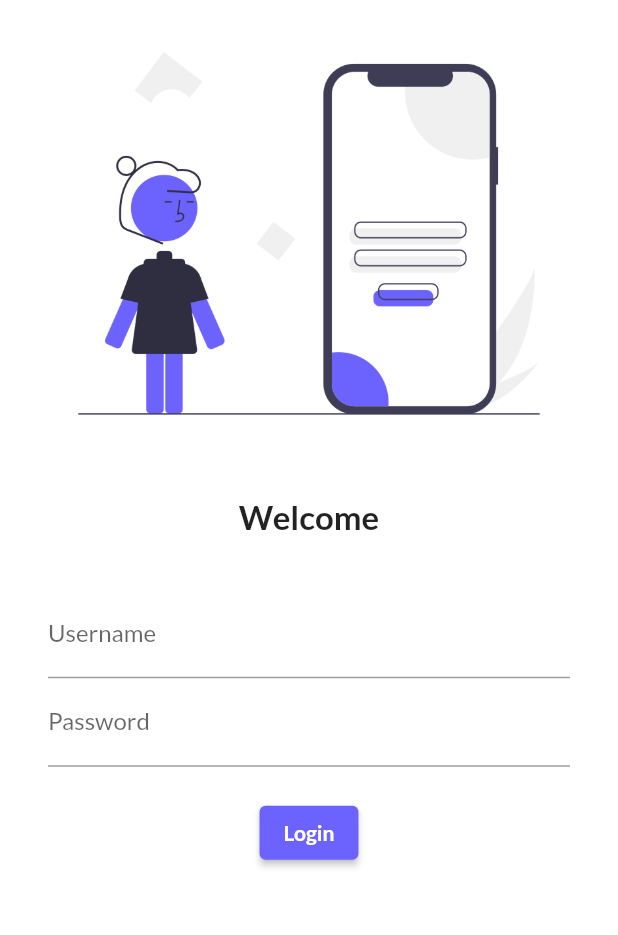
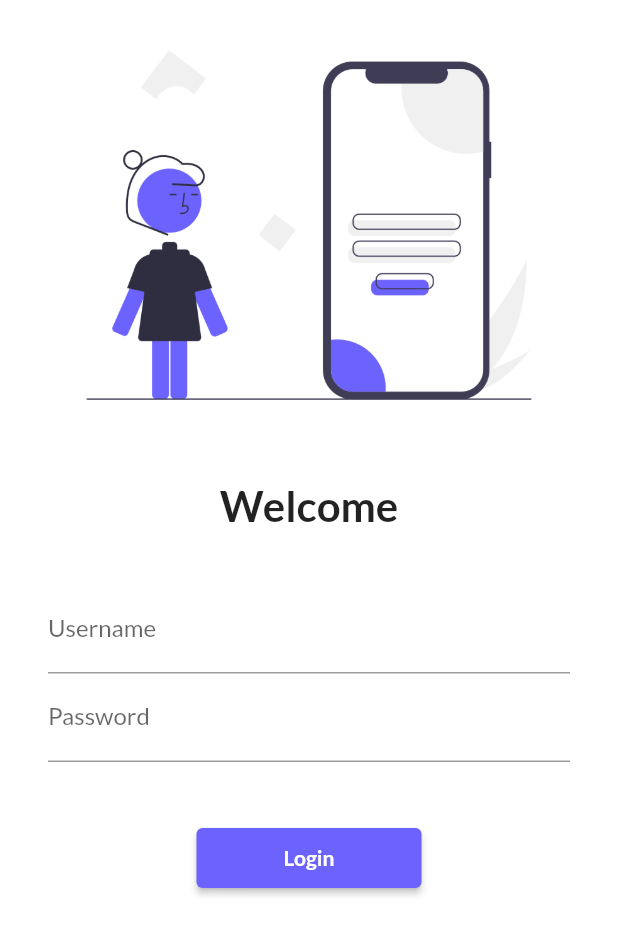
Before and after one commit to Dixit-Suthar/flutter, a Flutter app: the screen it shows after launch, on a phone screen of 412 x 824 dp. Shown: the top 935 px of the screen. Run offline on Flutter 3.47's test engine with Material 2 defaults, Android fonts, the phone set to English and light mode, and no system bars; our stand-ins replace google_fonts.

Commit message:
day 5 code

```diff
--- a/lib/main.dart
+++ b/lib/main.dart
@@ -2,6 +2,7 @@
 import 'package:flutter/material.dart';
 import 'package:flutter_application_1/pages/Home_page.dart';
 import 'package:flutter_application_1/pages/login_page.dart';
+import 'package:flutter_application_1/utils/routes.dart';
 import 'package:google_fonts/google_fonts.dart';
 
 void main() {
@@ -22,8 +23,8 @@ class MyApp extends StatelessWidget {
       darkTheme: ThemeData(brightness: Brightness.dark),
       routes: {
         "/": (context) => LoginPage(),
-        "/home": (context) => HomePage(),
-        "/login": (context) => LoginPage(),
+        MyRoutes.homeRoute: (context) => HomePage(),
+        MyRoutes.loginRoute: (context) => LoginPage(),
       },
     );
   }
--- a/lib/pages/login_page.dart
+++ b/lib/pages/login_page.dart
@@ -1,5 +1,7 @@
 // ignore_for_file: prefer_const_constructors
+
 import 'package:flutter/material.dart';
+import 'package:flutter_application_1/utils/routes.dart';
 
 class LoginPage extends StatelessWidget {
   const LoginPage({super.key});
@@ -8,18 +10,20 @@ class LoginPage extends StatelessWidget {
   Widget build(BuildContext context) {
     return Material(
       color: Colors.white,
+      child: SingleChildScrollView(
         child: Column(
           children: [
             Image.asset(
               "assets/images/login_image.png",
               fit: BoxFit.cover,
+              height: 300.0,
             ),
             SizedBox(
               height: 20.0,
             ),
             Text(
               "Welcome",
-            style: TextStyle(fontSize: 22, fontWeight: FontWeight.bold),
+              style: TextStyle(fontSize: 28, fontWeight: FontWeight.bold),
             ),
             SizedBox(
               height: 20.0,
@@ -34,26 +38,33 @@ class LoginPage extends StatelessWidget {
                         labelText: "Username", hintText: "Enter Username"),
                   ),
                   TextFormField(
+                    obscureText: true,
                     decoration: InputDecoration(
                         labelText: "Password", hintText: "Enter Password"),
                   ),
                   SizedBox(
-                  height: 20.0,
+                    height: 40.0,
                   ),
                   ElevatedButton(
                       child: Text(
                         "Login",
-                      style: TextStyle(fontWeight: FontWeight.bold),
+                        style: TextStyle(
+                          fontWeight: FontWeight.bold,
                         ),
-                    style: ElevatedButton.styleFrom(
+                      ),
+                      style: TextButton.styleFrom(
                           backgroundColor: Color.fromRGBO(108, 99, 255, 1),
-                        foregroundColor: Colors.white),
-                    onPressed: () {})
+                          foregroundColor: Colors.white,
+                          minimumSize: Size(150, 40)),
+                      onPressed: () {
+                        Navigator.pushNamed(context, MyRoutes.homeRoute);
+                      })
                 ],
               ),
             )
           ],
         ),
+      ),
     );
   }
 }
--- /dev/null
+++ b/lib/utils/routes.dart
@@ -0,0 +1,4 @@
+class MyRoutes {
+  static String loginRoute = "/login";
+  static String homeRoute = "/home";
+}
```
Lines whose indentation alone changed are shown as unchanged.
